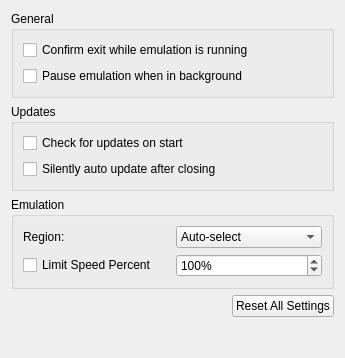
The window that src/citra_qt/configuration/configure_general.ui (PabloMK7/citra) describes before a commit, drawn with Qt 5.
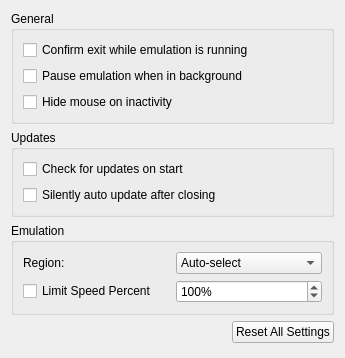
The same window after the commit.

Commit message:
Option to hide mouse on inactivity (#5094)
* Add and implement option to hide mouse on iniactivity
+ clang format

* Set mouse hide timeout as a constant

* Address review comments, decrease mouse inactivity timeout to 2500ms

* Hide mouse: fix menubar bugs

squashable

* Hide mouse: ensure status bar has the default pointer

What changed in the file:
```diff
--- a/src/citra_qt/configuration/configure_general.ui
+++ b/src/citra_qt/configuration/configure_general.ui
@@ -36,6 +36,13 @@
           </property>
          </widget>
         </item>
+        <item>
+         <widget class="QCheckBox" name="toggle_hide_mouse">
+          <property name="text">
+           <string>Hide mouse on inactivity</string>
+          </property>
+         </widget>
+        </item>
        </layout>
       </widget>
      </item>
```
The commit also changes 6 other files.
